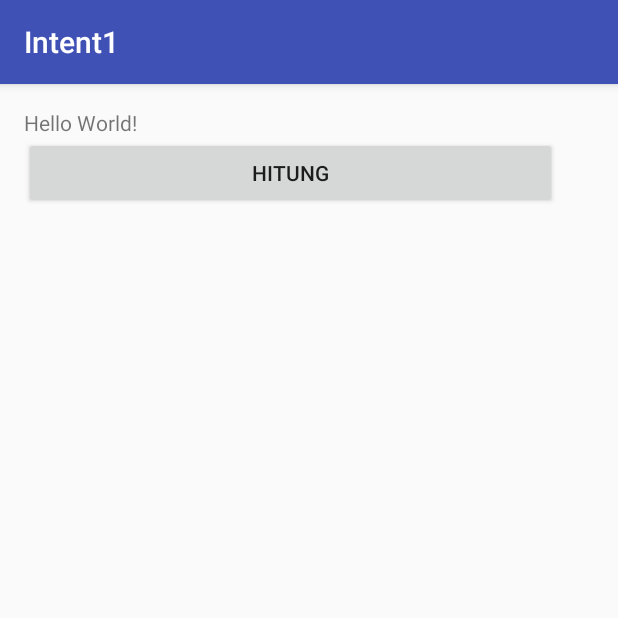
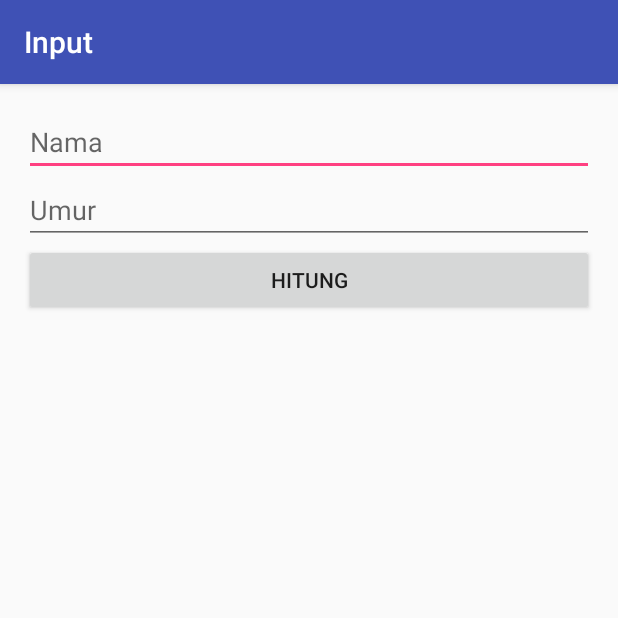
Before and after one commit to ramadhanina/Intent1, an Android app: the screen it shows after launch (MainActivity), on a phone screen of 412 x 824 dp, the top half of it. Run offline under Robolectric (Android 15) with nearby library versions, the phone set to English and light mode, and no system bars.

Commit message:
startActivity Part 2

```diff
--- a/app/src/main/java/id/sch/smktelkom_mlg/learn/intent1/MainActivity.java
+++ b/app/src/main/java/id/sch/smktelkom_mlg/learn/intent1/MainActivity.java
@@ -4,21 +4,50 @@ import android.content.Intent;
 import android.support.v7.app.AppCompatActivity;
 import android.os.Bundle;
 import android.view.View;
+import android.widget.EditText;
 
 public class MainActivity extends AppCompatActivity {
+
+    public static final String NAMA = "Nama";
+    public static final String UMUR = "Umur";
+    EditText etNama;
+    EditText etUmur;
 
     @Override
     protected void onCreate(Bundle savedInstanceState) {
         super.onCreate(savedInstanceState);
         setContentView(R.layout.activity_main);
 
+        setTitle("Input");
+        etNama = (EditText) findViewById(R.id.editTextNama);
+        etUmur = (EditText) findViewById(R.id.editTextUmur);
+
+
+
         findViewById(R.id.buttonHitung).setOnClickListener(new View.OnClickListener()
         {
             @Override
-            public void onClick(View v)
+            public void onClick(View view)
             {
-                startActivity(new Intent(MainActivity.this, HasilActivity.class));
+                goHasil();
             }
-        });
+        }
+        );
+
     }
+
+    private void goHasil()
+    {
+        String nama = etNama.getText().toString();
+        String umurStr = etUmur.getText().toString();
+
+        int umur = umurStr.isEmpty()?0:Integer.parseInt(umurStr);
+
+        Intent intent = new Intent(MainActivity.this, HasilActivity.class);
+        intent.putExtra(NAMA, nama);
+        intent.putExtra(UMUR, umur);
+
+        startActivity(intent);
+    }
+
 }
--- a/app/src/main/res/layout/activity_main.xml
+++ b/app/src/main/res/layout/activity_main.xml
@@ -1,25 +1,34 @@
 <?xml version="1.0" encoding="utf-8"?>
-<LinearLayout
-    xmlns:android="http://schemas.android.com/apk/res/android"
+<LinearLayout xmlns:android="http://schemas.android.com/apk/res/android"
     xmlns:tools="http://schemas.android.com/tools"
     android:layout_width="match_parent"
     android:layout_height="match_parent"
+    android:orientation="vertical"
     android:paddingBottom="@dimen/activity_vertical_margin"
     android:paddingLeft="@dimen/activity_horizontal_margin"
     android:paddingRight="@dimen/activity_horizontal_margin"
     android:paddingTop="@dimen/activity_vertical_margin"
-    tools:context="id.sch.smktelkom_mlg.learn.intent1.MainActivity"
-    android:orientation="vertical">
+    tools:context="id.sch.smktelkom_mlg.learn.intent1.MainActivity">
 
-    <TextView
-        android:layout_width="wrap_content"
+    <EditText
+        android:id="@+id/editTextNama"
+        android:layout_width="match_parent"
         android:layout_height="wrap_content"
-        android:text="Hello World!" />
+        android:ems="10"
+        android:hint="Nama"
+        android:inputType="textPersonName" />
+
+    <EditText
+        android:id="@+id/editTextUmur"
+        android:layout_width="match_parent"
+        android:layout_height="wrap_content"
+        android:ems="10"
+        android:hint="Umur"
+        android:inputType="numberSigned" />
 
     <Button
-        android:layout_width="355dp"
+        android:id="@+id/buttonHitung"
+        android:layout_width="match_parent"
         android:layout_height="wrap_content"
-        android:text="Hitung"
-        android:id="@+id/buttonHitung" />
-
+        android:text="Hitung" />
 </LinearLayout>
```
Also changed, not shown: app/src/main/java/id/sch/smktelkom_mlg/learn/intent1/HasilActivity.java (+20 -4 lines), app/src/main/res/layout/activity_hasil.xml (+8 -0 lines).
